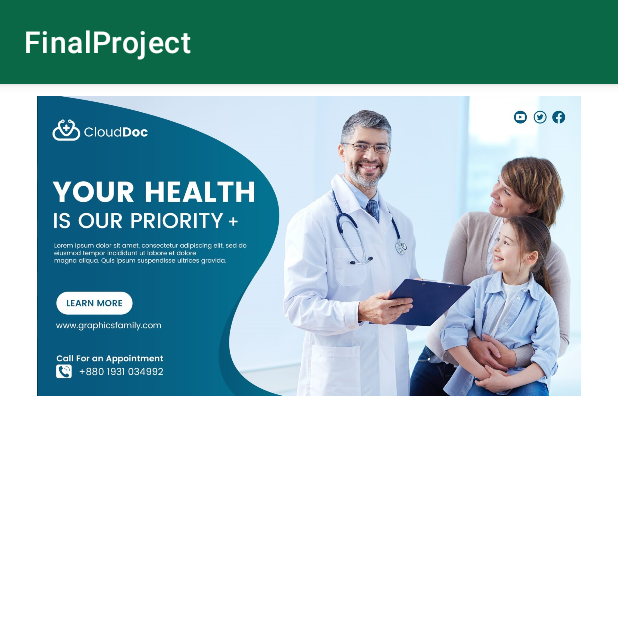
After one commit to LanceAntor/AndroidFinalProject, an Android app: the ShopActivity screen opened directly, with no data from a screen before it, on a phone screen of 412 x 824 dp, the top half of it. The commit adds this screen. Run offline under Robolectric (Android 15) with nearby library versions, the phone set to English and light mode, and no system bars; Roboto replaces fonts that are not available here.

Commit message:
MAY 22/2023

```diff
--- a/app/build.gradle.kts
+++ b/app/build.gradle.kts
@@ -33,7 +33,6 @@ android {
 }
 
 dependencies {
-
     implementation(libs.appcompat)
     implementation(libs.material)
     implementation(libs.activity)
@@ -42,4 +41,5 @@ dependencies {
     testImplementation(libs.junit)
     androidTestImplementation(libs.ext.junit)
     androidTestImplementation(libs.espresso.core)
+
 }
--- a/app/src/main/AndroidManifest.xml
+++ b/app/src/main/AndroidManifest.xml
@@ -14,6 +14,11 @@
         android:supportsRtl="true"
         android:theme="@style/Theme.FinalProject"
         tools:targetApi="31">
+        <activity
+            android:name=".activities.ShopActivity"
+            android:exported="false" >
+
+        </activity>
         <activity
             android:name=".activities.OnBoardingActivity"
             android:exported="false" />
--- a/app/src/main/java/com/example/finalproject/activities/OnBoardingActivity.java
+++ b/app/src/main/java/com/example/finalproject/activities/OnBoardingActivity.java
@@ -49,7 +49,7 @@ public class OnBoardingActivity extends AppCompatActivity {
         btn.setOnClickListener(new View.OnClickListener() {
             @Override
             public void onClick(View v) {
-                startActivity(new Intent(OnBoardingActivity.this, MainActivity.class));
+                startActivity(new Intent(OnBoardingActivity.this, ShopActivity.class));
                 finish();
             }
         });
--- /dev/null
+++ b/app/src/main/java/com/example/finalproject/activities/ShopActivity.java
@@ -0,0 +1,40 @@
+package com.example.finalproject.activities;
+
+import android.os.Bundle;
+import android.widget.ImageView;
+import android.widget.ViewFlipper;
+
+import androidx.activity.EdgeToEdge;
+import androidx.appcompat.app.AppCompatActivity;
+import androidx.core.graphics.Insets;
+import androidx.core.view.ViewCompat;
+import androidx.core.view.WindowInsetsCompat;
+
+import com.example.finalproject.R;
+
+public class ShopActivity extends AppCompatActivity {
+    ViewFlipper imgBanner;
+    @Override
+    protected void onCreate(Bundle savedInstanceState) {
+        super.onCreate(savedInstanceState);
+        EdgeToEdge.enable(this);
+        setContentView(R.layout.activity_shop);
+
+        imgBanner = findViewById(R.id.imgBanner);
+        int slides[]={
+                R.drawable.banner1, R.drawable.banner2, R.drawable.banner3
+        };
+        for(int slide:slides){
+            bannerFliper(slide);
+        }
+    }
+    public void bannerFliper(int image){
+        ImageView imageView = new ImageView(this);
+        imageView.setImageResource(image);
+        imgBanner.addView(imageView);
+        imgBanner.setFlipInterval(3000);
+        imgBanner.setAutoStart(true);
+        imgBanner.setInAnimation(this, android.R.anim.fade_in);
+        imgBanner.setOutAnimation(this, android.R.anim.fade_out);
+    }
+}
--- /dev/null
+++ b/app/src/main/res/anim/fade_in.xml
@@ -0,0 +1,8 @@
+<?xml version="1.0" encoding="utf-8"?>
+<set xmlns:android="http://schemas.android.com/apk/res/android" android:shareInterpolator = "@android:anim/linear_interpolator">
+    <alpha
+        android:fromAlpha="0.1"
+        android:toAlpha="1.0"
+        android:duration = "1500"/>
+
+</set>
--- /dev/null
+++ b/app/src/main/res/anim/fade_out.xml
@@ -0,0 +1,8 @@
+<?xml version="1.0" encoding="utf-8"?>
+<set xmlns:android="http://schemas.android.com/apk/res/android" android:shareInterpolator = "@android:anim/linear_interpolator">
+    <alpha
+        android:fromAlpha="1.0"
+        android:toAlpha="0.1"
+        android:duration = "1500"/>
+
+</set>
--- /dev/null
+++ b/app/src/main/res/layout/activity_shop.xml
@@ -0,0 +1,19 @@
+<?xml version="1.0" encoding="utf-8"?>
+<androidx.constraintlayout.widget.ConstraintLayout xmlns:android="http://schemas.android.com/apk/res/android"
+    xmlns:app="http://schemas.android.com/apk/res-auto"
+    xmlns:tools="http://schemas.android.com/tools"
+    android:id="@+id/main"
+    android:layout_width="match_parent"
+    android:layout_height="match_parent"
+    tools:context=".activities.ShopActivity">
+
+    <ViewFlipper
+        android:id="@+id/imgBanner"
+        android:layout_width="match_parent"
+        android:layout_height="200dp"
+        android:layout_marginTop="64dp"
+        app:layout_constraintEnd_toEndOf="parent"
+        app:layout_constraintHorizontal_bias="0.0"
+        app:layout_constraintStart_toStartOf="parent"
+        app:layout_constraintTop_toTopOf="parent" />
+</androidx.constraintlayout.widget.ConstraintLayout>
--- a/app/src/main/res/values/strings.xml
+++ b/app/src/main/res/values/strings.xml
@@ -6,6 +6,6 @@
     <string name="third_slide">Good Service</string>
 
     <string name="description">Lorem ipsum dolor sit amet, consectetur adipiscing elit, sed do eiusmod tempor incididunt ut labore et dolore magna aliqua. Ut enim ad minim veniam, quis nostrud exercitation ullamco laboris nisi ut aliquip ex ea commodo consequat. Duis aute irure dolor in reprehenderit in voluptate velit esse cillum dolore eu fugiat nulla pariatur. Excepteur sint occaecat cupidatat non proident, sunt in culpa qui officia deserunt mollit anim id est laborum.</string>
-<!-- TODO: Remove or change this placeholder text -->
+    <!-- TODO: Remove or change this placeholder text -->
     <string name="hello_blank_fragment">Hello blank fragment</string>
 </resources>
--- a/gradle/libs.versions.toml
+++ b/gradle/libs.versions.toml
@@ -16,7 +16,7 @@ ext-junit = { group = "androidx.test.ext", name = "junit", version.ref = "junitV
 espresso-core = { group = "androidx.test.espresso", name = "espresso-core", version.ref = "espressoCore" }
 appcompat = { group = "androidx.appcompat", name = "appcompat", version.ref = "appcompat" }
 material = { group = "com.google.android.material", name = "material", version.ref = "material" }
-activity = { group = "androidx.activity", name = "activity", version.ref = "activity" }
+activity = { group = "androidx.activity", name = "activity", version = "1.9.0" }
 constraintlayout = { group = "androidx.constraintlayout", name = "constraintlayout", version.ref = "constraintlayout" }
 google-services = { group = "com.google.gms", name = "google-services", version.ref = "googleServices" }
 firebase-auth = { group = "com.google.firebase", name = "firebase-auth", version.ref = "firebaseAuth" }
--- a/settings.gradle.kts
+++ b/settings.gradle.kts
@@ -11,6 +11,7 @@ pluginManagement {
         gradlePluginPortal()
     }
 }
+
 dependencyResolutionManagement {
     repositoriesMode.set(RepositoriesMode.FAIL_ON_PROJECT_REPOS)
     repositories {
```
Also changed, not shown: app/src/main/java/com/example/finalproject/fragments/HomeFragment.java (+3 -41 lines), app/src/main/res/layout/fragment_home.xml (+27 -3 lines), app/src/main/res/drawable/banner1.jpg, app/src/main/res/drawable/banner2.jpg (deleted), app/src/main/res/drawable/banner2.png (added).
